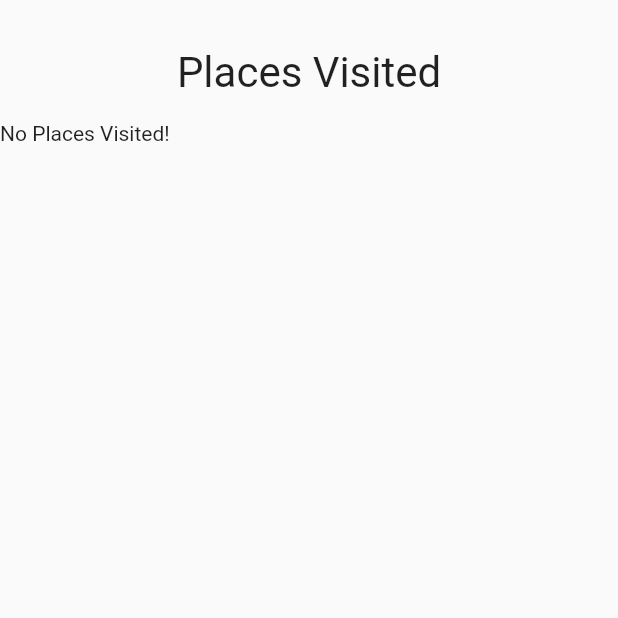
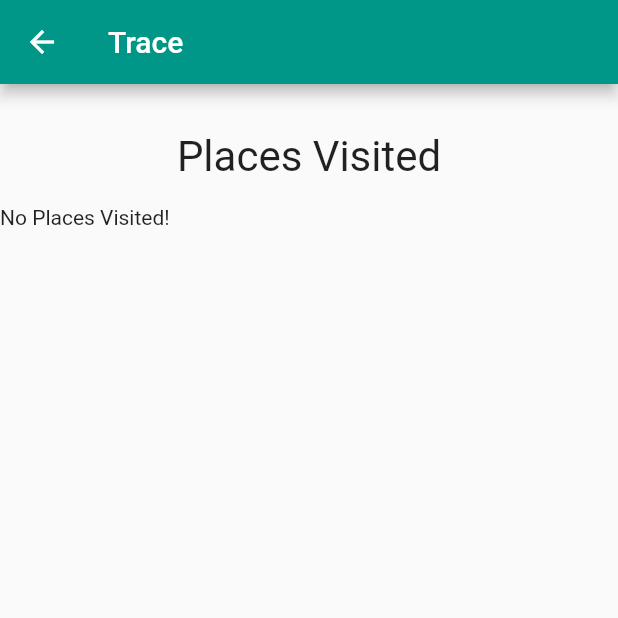
Before and after one commit to cyrilshaji38/Trace-QR, a Flutter app: the CustomerDash screen opened directly, after a tap on "Places Visited", on a phone screen of 412 x 824 dp, the top half of it. Run offline on Flutter 3.47's test engine with Material 2 defaults, Android fonts, the phone set to English and light mode, and no system bars; our stand-ins replace cloud_firestore, firebase_auth, firebase_core, firebase_storage, fluttertoast, image_picker and 1 more; missing offline and left inert: qr_code_scanner; accounts and stored records are empty; network calls fail.

Commit message:
Cleaned up UI and fixed bugs!

```diff
--- a/trace/lib/main.dart
+++ b/trace/lib/main.dart
@@ -6,12 +6,12 @@ import 'package:firebase_core/firebase_core.dart';
 
 final auth = FirebaseAuth.instance;
 
-String name, email, mobile, pincode, password, /*password1,*/ qrdataC = "No Places Visited!", qrdataM = "Name: $name, Pincode: $pincode";
+String name, email, mobile, pincode, password, /*password1,*/ imageUrl, qrdataC = "No Places Visited!", qrdataM = "Name: $name, Pincode: $pincode";
 int acctype=0, vaccine=0; // acctype (1--> customer  2--> merchant)
 // List<String> qrdataC1 = [];
 File profile;
 
-String nameC, emailC, mobileC, pincodeC, uidC;
+String nameC, emailC, mobileC, pincodeC, uidC, imageUrlC;
 int acctypeC, vaccineC;
 
 
--- a/trace/lib/models/database.dart
+++ b/trace/lib/models/database.dart
@@ -1,7 +1,7 @@
 import 'package:cloud_firestore/cloud_firestore.dart';
 
 CollectionReference users = FirebaseFirestore.instance.collection('users');
-  Future<void> addUser(name1, email1, mobile1, pincode1, acctype1, vaccine1, uid1) async{
+  Future<void> addUser(name1, email1, mobile1, pincode1, acctype1, vaccine1, uid1, imageUrl1) async{
     return users.doc(uid1).set({
       'Name': name1,
       'Email': email1,
@@ -9,7 +9,8 @@ CollectionReference users = FirebaseFirestore.instance.collection('users');
       'Pincode': pincode1,
       'Account Type': acctype1,
       'Vaccines Taken': vaccine1,
-      'uid': uid1
+      'uid': uid1,
+      'Profile Picture': imageUrl1
     })
         .then((value) => print("User Added"))
         .catchError((error) => print("Failed to add user: $error"));
--- a/trace/lib/screens/c_dash.dart
+++ b/trace/lib/screens/c_dash.dart
@@ -5,13 +5,12 @@ import 'package:flutter/rendering.dart';
 import 'package:qr_code_scanner/qr_code_scanner.dart';
 import 'dart:io';
 import 'package:flutter/foundation.dart';
-import 'package:Trace/screens/signin.dart';
 import '../models/database.dart';
 import '../main.dart';
 
 class CustomerDash extends StatefulWidget {
+  final String documentId;
 
-  final String documentId;
   CustomerDash(this.documentId);
 
   @override
@@ -19,27 +18,28 @@ class CustomerDash extends StatefulWidget {
 }
 
 class _CustomerDashState extends State<CustomerDash> {
-
   void clickQR() {
     Navigator.push(context, MaterialPageRoute(builder: (context) => ScanQR()));
   }
 
-  void places(){
-    Navigator.push(context, MaterialPageRoute(builder: (context) => PlacesVisited()));
+  void places() {
+    Navigator.push(
+        context, MaterialPageRoute(builder: (context) => PlacesVisited()));
   }
 
-  void logout(){
-    {Navigator.push(context, MaterialPageRoute(builder: (context) => Signin()));}
+  void logout() {
+    {
+      Navigator.push(
+          context, MaterialPageRoute(builder: (context) => MyApp()));
+    }
   }
 
   @override
   Widget build(BuildContext context) {
-
     return FutureBuilder<DocumentSnapshot>(
       future: users.doc(widget.documentId).get(),
       builder:
           (BuildContext context, AsyncSnapshot<DocumentSnapshot> snapshot) {
-
         if (snapshot.hasError) {
           return Text("Something went wrong");
         }
@@ -50,63 +50,77 @@ class _CustomerDashState extends State<CustomerDash> {
 
         if (snapshot.connectionState == ConnectionState.done) {
           Map<String, dynamic> data = snapshot.data.data();
-          return Scaffold(
-              appBar: AppBar(
-                  title: Text("Trace"),
-                  actions: <Widget>[
+          imageUrlC = "${data['Profile Picture']}";
+          return new WillPopScope(
+              onWillPop: () async => false,
+              child: Scaffold(
+                  appBar: AppBar(title: Text("Trace"), actions: <Widget>[
                     TextButton(
                       onPressed: this.logout,
-                      child: Row(
-                          children: <Widget>[
+                      child: Row(children: <Widget>[
                         Text('Logout '),
                         Icon(Icons.logout)
-                          ]
-                      ),
+                      ]),
                       style: TextButton.styleFrom(primary: Colors.white),
                     )
-                  ]
-              ),
-              body:  Align(
+                  ]),
+                  body: Align(
                       alignment: Alignment.topLeft,
-                  child:
-                  ListView(
-                      children: <Widget>[
-                        Text("${data['Name']}", textScaleFactor: 2, textAlign: TextAlign.center),
+                      child: ListView(children: <Widget>[
+                        Text("${data['Name']}",
+                            textScaleFactor: 3, textAlign: TextAlign.center),
                         GestureDetector(
                             child: CircleAvatar(
-                                radius: 55, backgroundColor: Color(0xffFDCF09), child: profile != null ?
-                            (ClipRRect(borderRadius: BorderRadius.circular(50), child: Image.file(profile, width: 100, height: 100, fit: BoxFit.fitHeight,),))
-                                :
-                            (
-                                Container(decoration: BoxDecoration(color: Colors.grey[200], borderRadius: BorderRadius.circular(50)), width: 100, height: 100,
-                                  child: Icon(Icons.camera_alt, color: Colors.grey[800],),)
-                            )
-                            )
+                                radius: 55,
+                                backgroundColor: Color(0xffFDCF09),
+                                child: imageUrlC != null
+                                    ? (ClipRRect(
+                                        borderRadius: BorderRadius.circular(50),
+                                        child: Image.network(
+                                          "${data['Profile Picture']}",
+                                          width: 100,
+                                          height: 100,
+                                          fit: BoxFit.fitHeight,
                                         ),
-                        Text("\nemail: ${data['Email']} \nMobile No: ${data['Mobile No']} \nPin Code: ${data['Pincode']} \nVaccine Doses Taken: ${data['Vaccines Taken']}", textScaleFactor: 1.5),
+                                      ))
+                                    : (Container(
+                                        decoration: BoxDecoration(
+                                            color: Colors.grey[200],
+                                            borderRadius:
+                                                BorderRadius.circular(50)),
+                                        width: 100,
+                                        height: 100,
+                                        child: Icon(
+                                          Icons.camera_alt,
+                                          color: Colors.grey[800],
+                                        ),
+                                      )))),
+                        Text(
+                            "\nemail: ${data['Email']} \nMobile No: ${data['Mobile No']} \nPin Code: ${data['Pincode']} \nVaccine Doses Taken: ${data['Vaccines Taken']}",
+                            textScaleFactor: 1.5),
                         Text("\nScan QR Code: ", textScaleFactor: 1.5),
-                        IconButton(icon: Icon(Icons.camera_alt_outlined ,size: 40), onPressed: this.clickQR,  alignment: Alignment.centerLeft),
+                        IconButton(
+                            icon: Icon(Icons.camera_alt_outlined, size: 40),
+                            onPressed: this.clickQR,
+                            alignment: Alignment.centerLeft),
                         Text("\n\n"),
                         MaterialButton(
-                          onPressed: () {  },
-                          child: ElevatedButton(onPressed: this.places, child: Text("Places Visited")),
+                          onPressed: () {},
+                          child: ElevatedButton(
+                              onPressed: this.places,
+                              child: Text("Places Visited")),
                         )
-                      ]
-                  )
-              )
-          );
+                      ]))));
         }
 
         return Scaffold(
-            body: Center(child:
-            CircularProgressIndicator(),
-            )
-        );
+            body: Center(
+          child: CircularProgressIndicator(),
+        ));
       },
     );
   }
 }
-
 
 class ScanQR extends StatefulWidget {
   @override
@@ -143,15 +157,17 @@ class _ScanQRState extends State<ScanQR> {
                 mainAxisAlignment: MainAxisAlignment.spaceEvenly,
                 children: <Widget>[
                   if (result != null)
-                    Text(
-                        'Data: ${result.code}')
+                    Text('Data: ${result.code}')
                   else
                     Text('Scan a code'),
                   Container(
                     margin: EdgeInsets.all(8),
                     child: ElevatedButton(
-                        onPressed: (){
-                          Navigator.push(context, MaterialPageRoute(builder: (context) => PlacesVisited()));
+                        onPressed: () {
+                          Navigator.push(
+                              context,
+                              MaterialPageRoute(
+                                  builder: (context) => PlacesVisited()));
                           setState(() {});
                         },
                         child: FutureBuilder(
@@ -159,8 +175,7 @@ class _ScanQRState extends State<ScanQR> {
                           builder: (context, snapshot) {
                             return Text('Scan Complete');
                           },
-                        )
-                    ),
+                        )),
                   ),
                 ],
               ),
@@ -209,6 +224,7 @@ class _ScanQRState extends State<ScanQR> {
     super.dispose();
   }
 }
+
 class PlacesVisited extends StatefulWidget {
   const PlacesVisited({Key key}) : super(key: key);
 
@@ -220,14 +236,14 @@ class _PlacesVisitedState extends State<PlacesVisited> {
   @override
   Widget build(BuildContext context) {
     return Scaffold(
-      body:
-      ListView(
+        appBar: AppBar(title: Text("Trace")),
+        body: ListView(
           children: <Widget>[
             Text("\n"),
-          Text("Places Visited", textAlign: TextAlign.center, textScaleFactor: 2),
+            Text("Places Visited",
+                textAlign: TextAlign.center, textScaleFactor: 2),
             Text("\n$qrdataC")
           ],
-      )
-    );
+        ));
   }
 }
--- a/trace/pubspec.yaml
+++ b/trace/pubspec.yaml
@@ -38,6 +38,7 @@ dependencies:
   cloud_firestore: ^2.2.0
   firebase_storage: ^8.1.0
   provider: ^5.0.0
+  path_provider: ^2.0.2
 
 dev_dependencies:
   flutter_test:
@@ -55,8 +56,9 @@ flutter:
   uses-material-design: true
 
   # To add assets to your application, add an assets section, like this:
-  #assets:
-  #   - images/a_dot_ham.jpeg
+  assets:
+     - assets/images/Trace.png
+#     - images/a_dot_ham.jpeg
 
   # An image asset can refer to one or more resolution-specific "variants", see
   # https://flutter.dev/assets-and-images/#resolution-aware.
```
Also changed, not shown: trace/lib/screens/m_dash.dart (+76 -56 lines), trace/lib/screens/signin.dart (+70 -18 lines), trace/lib/screens/signup.dart (+35 -11 lines), trace/assets/images/Trace.png (added), trace/pubspec.lock, 1 other file. Lines whose indentation alone changed are shown as unchanged.
